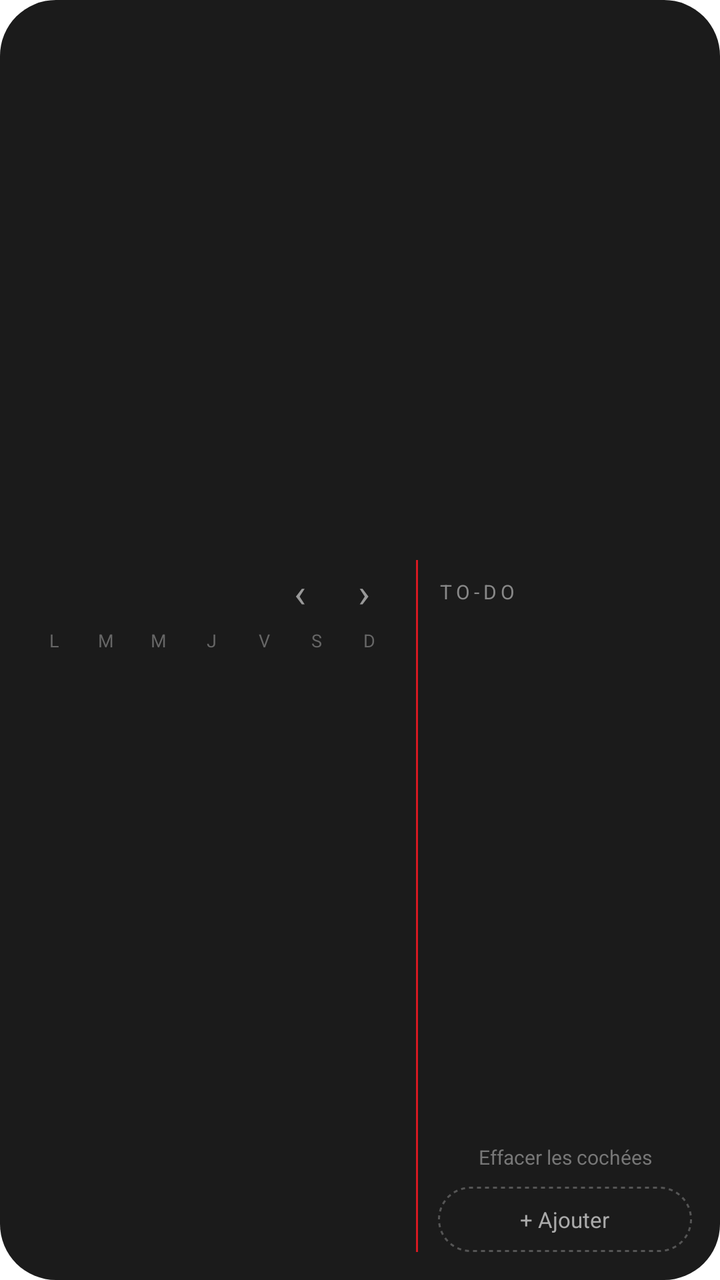
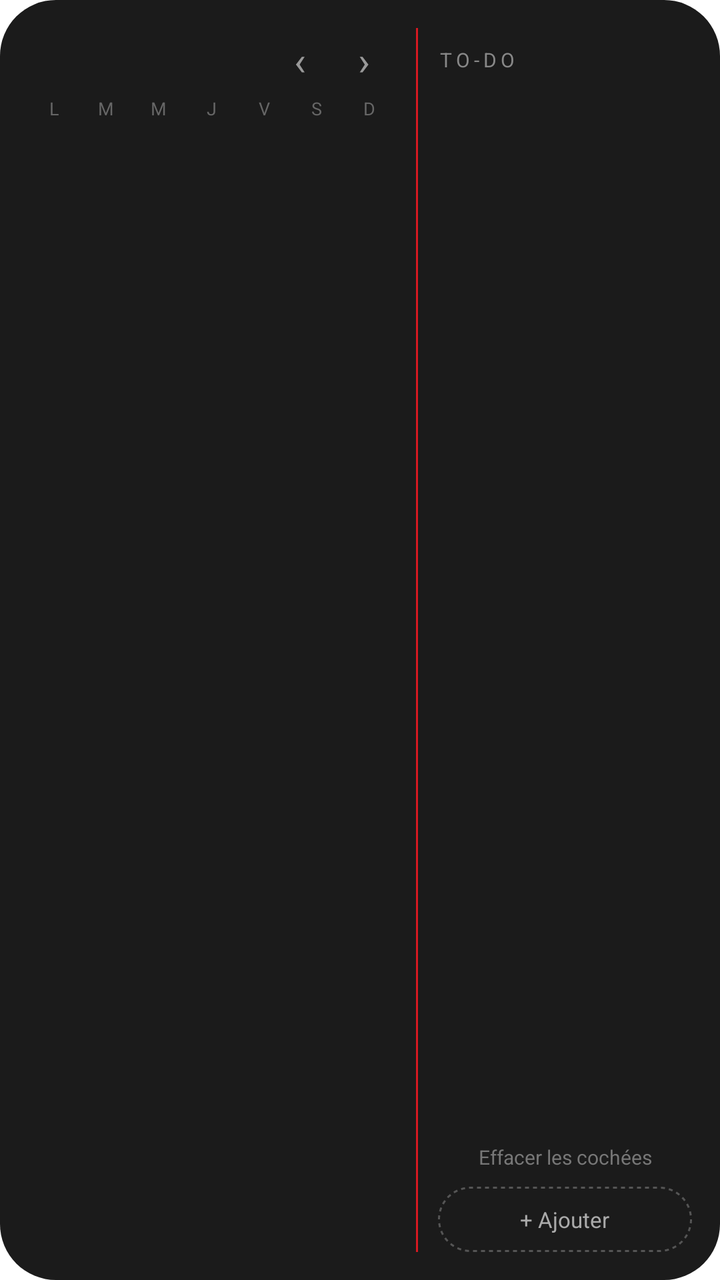

Two renders of the same Android screen: before a commit and after it. Below are the layout's source before the change and the commit's diff.
<!-- AndroidManifest.xml: fallback theme Theme.MaterialComponents.DayNight.NoActionBar -->
<!-- res/layout/widget.xml -->
<LinearLayout xmlns:android="http://schemas.android.com/apk/res/android" android:id="@android:id/background"
    android:layout_width="match_parent" android:layout_height="match_parent"
    android:orientation="vertical" android:background="@drawable/bg_widget" android:padding="14dp">

    <LinearLayout android:id="@+id/header" android:layout_width="match_parent" android:layout_height="wrap_content" android:gravity="center_vertical">
        <ImageView android:id="@+id/date" android:layout_width="wrap_content" android:layout_height="wrap_content"/>
        <TextView android:id="@+id/weeknum" android:layout_width="0dp" android:layout_weight="1" android:layout_height="wrap_content" android:gravity="end"
            android:textSize="10sp" android:textColor="#D71921" android:letterSpacing="0.15"/>
    </LinearLayout>

    <LinearLayout android:id="@+id/week" android:layout_width="match_parent" android:layout_height="0dp" android:layout_weight="4"
        android:layout_marginTop="10dp" android:baselineAligned="false"/>

    <LinearLayout android:layout_width="match_parent" android:layout_height="0dp" android:layout_weight="6"
        android:layout_marginTop="12dp" android:baselineAligned="false">

        <LinearLayout android:layout_width="0dp" android:layout_weight="1.45" android:layout_height="match_parent" android:orientation="vertical">
            <LinearLayout android:layout_width="match_parent" android:layout_height="wrap_content" android:gravity="center_vertical">
                <ImageView android:id="@+id/month_title" android:layout_width="wrap_content" android:layout_height="wrap_content"/>
                <TextView android:layout_width="0dp" android:layout_weight="1" android:layout_height="wrap_content"/>
                <TextView android:id="@+id/prev" android:layout_width="32dp" android:layout_height="32dp" android:gravity="center"
                    android:text="‹" android:textSize="20sp" android:textColor="#999999"/>
                <TextView android:id="@+id/next_month" android:layout_width="32dp" android:layout_height="32dp" android:gravity="center"
                    android:text="›" android:textSize="20sp" android:textColor="#999999"/>
            </LinearLayout>
            <LinearLayout android:layout_width="match_parent" android:layout_height="wrap_content" android:layout_marginTop="2dp">
<TextView android:layout_width="0dp" android:layout_weight="1" android:layout_height="wrap_content" android:gravity="center" android:text="L" android:textSize="9sp" android:textColor="#666666"/>
<TextView android:layout_width="0dp" android:layout_weight="1" android:layout_height="wrap_content" android:gravity="center" android:text="M" android:textSize="9sp" android:textColor="#666666"/>
<TextView android:layout_width="0dp" android:layout_weight="1" android:layout_height="wrap_content" android:gravity="center" android:text="M" android:textSize="9sp" android:textColor="#666666"/>
<TextView android:layout_width="0dp" android:layout_weight="1" android:layout_height="wrap_content" android:gravity="center" android:text="J" android:textSize="9sp" android:textColor="#666666"/>
<TextView android:layout_width="0dp" android:layout_weight="1" android:layout_height="wrap_content" android:gravity="center" android:text="V" android:textSize="9sp" android:textColor="#666666"/>
<TextView android:layout_width="0dp" android:layout_weight="1" android:layout_height="wrap_content" android:gravity="center" android:text="S" android:textSize="9sp" android:textColor="#666666"/>
<TextView android:layout_width="0dp" android:layout_weight="1" android:layout_height="wrap_content" android:gravity="center" android:text="D" android:textSize="9sp" android:textColor="#666666"/>
            </LinearLayout>
            <LinearLayout android:id="@+id/month" android:layout_width="match_parent" android:layout_height="0dp" android:layout_weight="1"
                android:orientation="vertical" android:layout_marginTop="4dp"/>
            <LinearLayout android:id="@+id/upcoming" android:layout_width="match_parent" android:layout_height="wrap_content"
                android:orientation="vertical" android:paddingTop="8dp">
                <TextView android:id="@+id/next1" android:layout_width="match_parent" android:layout_height="wrap_content"
                    android:textSize="11sp" android:textColor="#AAAAAA" android:singleLine="true" android:ellipsize="end"/>
                <TextView android:id="@+id/next2" android:layout_width="match_parent" android:layout_height="wrap_content" android:layout_marginTop="3dp"
                    android:textSize="11sp" android:textColor="#AAAAAA" android:singleLine="true" android:ellipsize="end"/>
            </LinearLayout>
        </LinearLayout>

        <ImageView android:layout_width="1dp" android:layout_height="match_parent" android:layout_marginHorizontal="10dp" android:background="#D71921"/>

        <LinearLayout android:layout_width="0dp" android:layout_weight="1" android:layout_height="match_parent" android:orientation="vertical">
            <LinearLayout android:layout_width="match_parent" android:layout_height="32dp" android:gravity="center_vertical">
                <TextView android:layout_width="0dp" android:layout_weight="1" android:layout_height="wrap_content"
                    android:text="TO-DO" android:textSize="10sp" android:textColor="#888888" android:letterSpacing="0.2"/>
                <TextView android:id="@+id/todo_count" android:layout_width="wrap_content" android:layout_height="wrap_content"
                    android:textSize="10sp" android:textColor="#888888"/>
            </LinearLayout>
            <LinearLayout android:id="@+id/todos" android:layout_width="match_parent" android:layout_height="0dp" android:layout_weight="1"
                android:orientation="vertical"/>
            <TextView android:id="@+id/clear" android:layout_width="match_parent" android:layout_height="wrap_content" android:gravity="center"
                android:padding="8dp" android:text="Effacer les cochées" android:textSize="10sp" android:textColor="#777777"/>
            <TextView android:id="@+id/add" android:layout_width="match_parent" android:layout_height="wrap_content" android:gravity="center"
                android:padding="9dp" android:background="@drawable/bg_add" android:text="+ Ajouter" android:textSize="11sp" android:textColor="#AAAAAA"/>
        </LinearLayout>
    </LinearLayout>
</LinearLayout>
<!-- resources referenced by this layout -->
<resources>
  <!-- drawable bg_add (drawable) -->
  <shape xmlns:android="http://schemas.android.com/apk/res/android" android:shape="rectangle"><stroke android:width="1dp" android:color="#555555" android:dashWidth="2dp" android:dashGap="2dp"/><corners android:radius="20dp"/></shape>
  <!-- drawable bg_widget (drawable) -->
  <shape xmlns:android="http://schemas.android.com/apk/res/android" android:shape="rectangle"><solid android:color="#1B1B1B"/><corners android:radius="@android:dimen/system_app_widget_background_radius"/></shape>
</resources>

<!-- the commit's change to res/layout/widget.xml (unified diff, before → after) -->
@@ -2,17 +2,7 @@
     android:layout_width="match_parent" android:layout_height="match_parent"
     android:orientation="vertical" android:background="@drawable/bg_widget" android:padding="14dp">
 
-    <LinearLayout android:id="@+id/header" android:layout_width="match_parent" android:layout_height="wrap_content" android:gravity="center_vertical">
-        <ImageView android:id="@+id/date" android:layout_width="wrap_content" android:layout_height="wrap_content"/>
-        <TextView android:id="@+id/weeknum" android:layout_width="0dp" android:layout_weight="1" android:layout_height="wrap_content" android:gravity="end"
-            android:textSize="10sp" android:textColor="#D71921" android:letterSpacing="0.15"/>
-    </LinearLayout>
-
-    <LinearLayout android:id="@+id/week" android:layout_width="match_parent" android:layout_height="0dp" android:layout_weight="4"
-        android:layout_marginTop="10dp" android:baselineAligned="false"/>
-
-    <LinearLayout android:layout_width="match_parent" android:layout_height="0dp" android:layout_weight="6"
-        android:layout_marginTop="12dp" android:baselineAligned="false">
+    <LinearLayout android:layout_width="match_parent" android:layout_height="0dp" android:layout_weight="1" android:baselineAligned="false">
 
         <LinearLayout android:layout_width="0dp" android:layout_weight="1.45" android:layout_height="match_parent" android:orientation="vertical">
             <LinearLayout android:layout_width="match_parent" android:layout_height="wrap_content" android:gravity="center_vertical">
